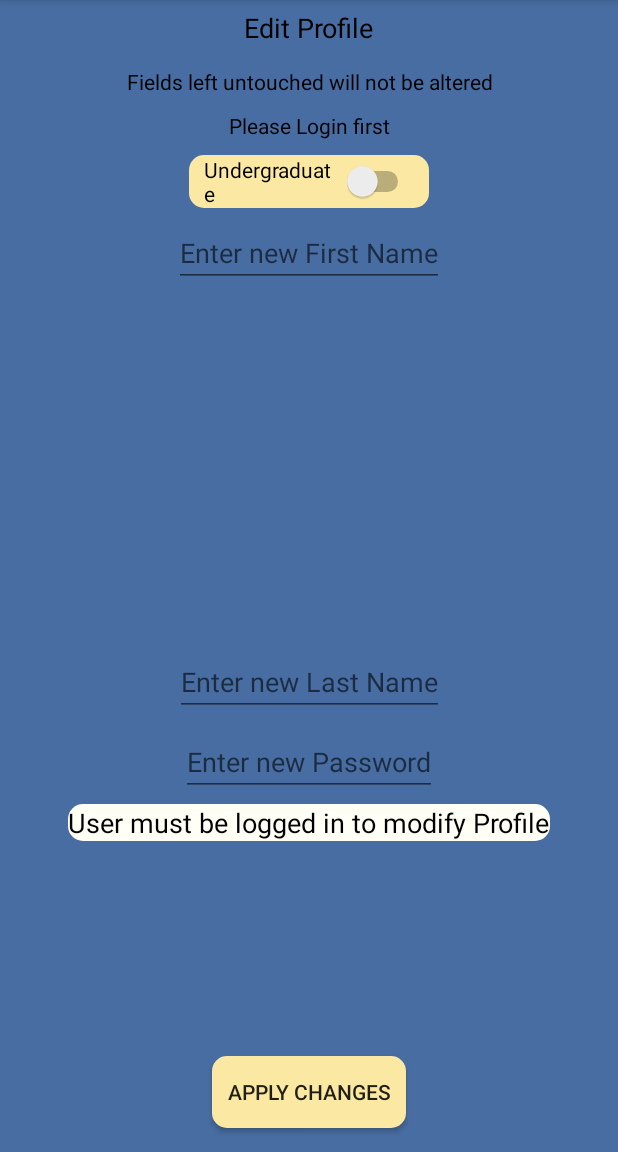
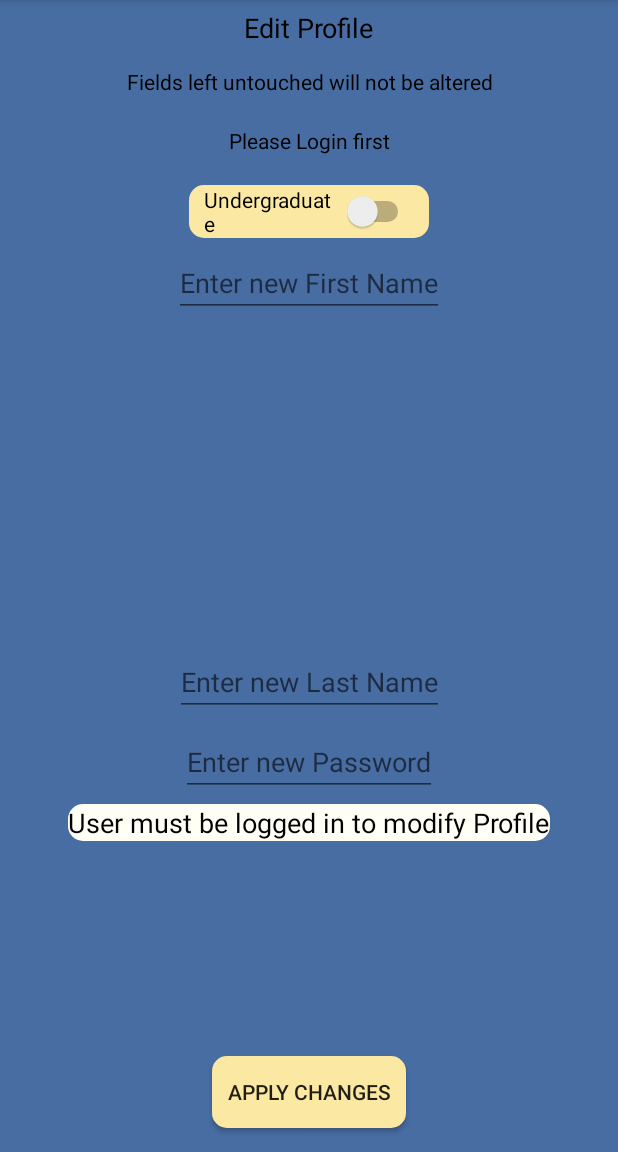
Before and after one commit to CamiloGarciaLaRotta/Group10, an Android app: the ModifyProfile screen opened directly, with no data from a screen before it, on a phone screen of 412 x 824 dp, the part 84-1236 px from its top. Run offline under Robolectric (Android 15) with nearby library versions, the phone set to English and light mode, and no system bars.

Commit message:
fields populate but now there's an error accepting job

```diff
--- a/APP/Mobile/MOBILE/app/src/main/java/ca/mcgill/ecse321/group10/tamas/BrowseApplications.java
+++ b/APP/Mobile/MOBILE/app/src/main/java/ca/mcgill/ecse321/group10/tamas/BrowseApplications.java
@@ -85,7 +85,9 @@ public class BrowseApplications extends AppCompatActivity {
         for (Application application:applications){
             //typo in the model - jobs is a single job
             //if the application has been offered and is the student's application, add it to jobs
-            if(application.getStudent().equals(student)){
+            if(application.getStudent().getUsername().equals(student.getUsername())){
+                Log.d("offer", "student: " + student.toString());
+                Log.d("offer", "appstudent: "+application.getStudent().toString());
                 Job job = application.getJobs();
                 job.addApplicationAt(application,0);
                 jobs.add(job);
--- a/APP/Mobile/MOBILE/app/src/main/res/layout/activity_modify_profile.xml
+++ b/APP/Mobile/MOBILE/app/src/main/res/layout/activity_modify_profile.xml
@@ -46,6 +46,7 @@
         tools:layout_constraintTop_creator="1"
         app:layout_constraintRight_toRightOf="parent"
         android:layout_marginTop="10dp"
+        android:padding="10dp"
         app:layout_constraintTop_toBottomOf="@+id/modInfo"
         app:layout_constraintLeft_toLeftOf="parent"
         tools:layout_constraintRight_creator="1"
```
